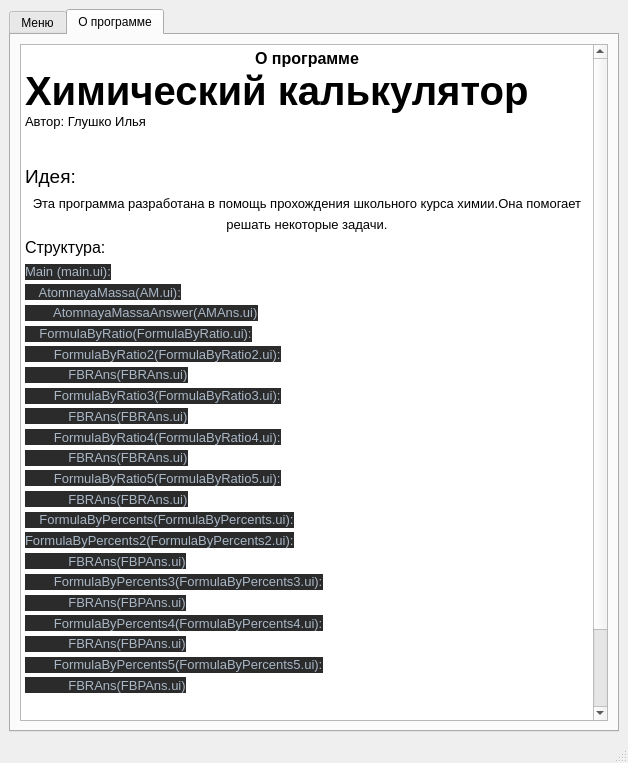
Before: the Qt Designer form main.ui in GlushkoIlya/Chemical-calculator, drawn with Qt 5.
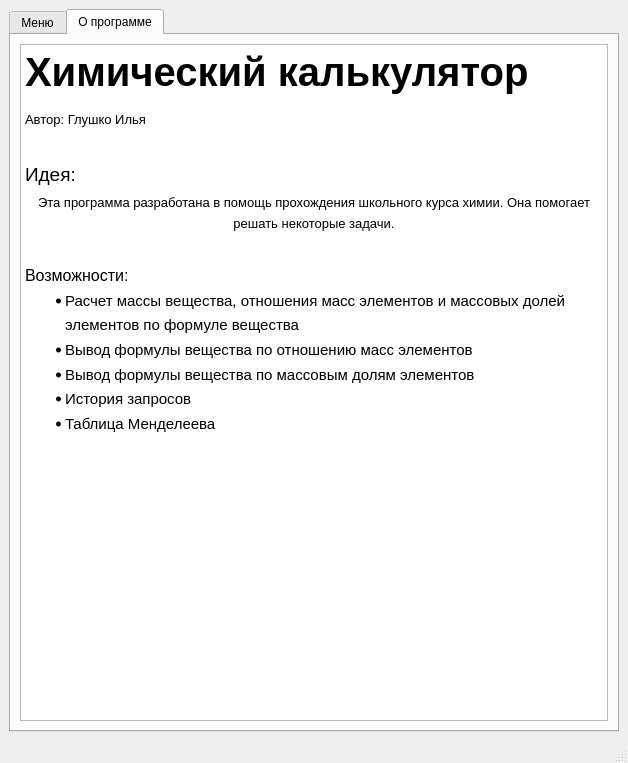
After: the same form once the commit is applied. The open tabs and pages were chosen to show the change.

```diff
--- a/main.ui
+++ b/main.ui
@@ -85,36 +85,18 @@
 &lt;html&gt;&lt;head&gt;&lt;meta name=&quot;qrichtext&quot; content=&quot;1&quot; /&gt;&lt;style type=&quot;text/css&quot;&gt;
 p, li { white-space: pre-wrap; }
 &lt;/style&gt;&lt;/head&gt;&lt;body style=&quot; font-family:'Cantarell'; font-size:10pt; font-weight:400; font-style:normal;&quot;&gt;
-&lt;p align=&quot;center&quot; style=&quot; margin-top:0px; margin-bottom:0px; margin-left:0px; margin-right:0px; -qt-block-indent:0; text-indent:0px;&quot;&gt;&lt;span style=&quot; font-family:'Cantarell'; font-size:12pt; font-weight:600;&quot;&gt;О программе&lt;/span&gt;&lt;/p&gt;
-&lt;p style=&quot; margin-top:0px; margin-bottom:0px; margin-left:0px; margin-right:0px; -qt-block-indent:0; text-indent:0px;&quot;&gt;&lt;a name=&quot;docs-internal-guid-abf605b9-7fff-f7a9-618e-a32eb16c2079&quot;&gt;&lt;/a&gt;&lt;span style=&quot; font-family:'Roboto Mono','monospace'; font-size:30pt; font-weight:696; color:#000000; background-color:transparent;&quot;&gt;Х&lt;/span&gt;&lt;span style=&quot; font-family:'Roboto Mono','monospace'; font-size:30pt; font-weight:696; color:#000000; background-color:transparent;&quot;&gt;имический калькулятор&lt;/span&gt;&lt;/p&gt;
+&lt;p style=&quot; margin-top:0px; margin-bottom:0px; margin-left:0px; margin-right:0px; -qt-block-indent:0; text-indent:0px; line-height:138%;&quot;&gt;&lt;a name=&quot;docs-internal-guid-3b73a9ec-7fff-84f1-c0c2-8d6fa189adbf&quot;&gt;&lt;/a&gt;&lt;span style=&quot; font-family:'Roboto Mono','monospace'; font-size:30pt; font-weight:696; color:#000000; background-color:transparent;&quot;&gt;Х&lt;/span&gt;&lt;span style=&quot; font-family:'Roboto Mono','monospace'; font-size:30pt; font-weight:696; color:#000000; background-color:transparent;&quot;&gt;имический калькулятор&lt;/span&gt;&lt;/p&gt;
 &lt;p style=&quot; margin-top:0px; margin-bottom:0px; margin-left:0px; margin-right:0px; -qt-block-indent:0; text-indent:0px; line-height:138%;&quot;&gt;&lt;span style=&quot; font-family:'Roboto Mono','monospace'; color:#000000; background-color:transparent;&quot;&gt;Автор: Глушко Илья&lt;/span&gt;&lt;/p&gt;
 &lt;p style=&quot; margin-top:0px; margin-bottom:0px; margin-left:0px; margin-right:0px; -qt-block-indent:0; text-indent:0px;&quot;&gt;&lt;span style=&quot; font-family:'Cantarell';&quot;&gt;&lt;br /&gt;&lt;/span&gt;&lt;/p&gt;
 &lt;p style=&quot; margin-top:0px; margin-bottom:0px; margin-left:0px; margin-right:0px; -qt-block-indent:0; text-indent:0px; line-height:138%;&quot;&gt;&lt;span style=&quot; font-family:'Roboto Mono','monospace'; font-size:14pt; color:#000000; background-color:transparent;&quot;&gt;Идея: &lt;/span&gt;&lt;/p&gt;
-&lt;p align=&quot;center&quot; style=&quot; margin-top:0px; margin-bottom:0px; margin-left:0px; margin-right:0px; -qt-block-indent:0; text-indent:0px; line-height:138%;&quot;&gt;&lt;span style=&quot; font-family:'Roboto Mono','monospace'; color:#000000; background-color:transparent;&quot;&gt;Эта программа разработана в помощь прохождения школьного курса химии.Она помогает решать некоторые задачи.&lt;/span&gt;&lt;/p&gt;
-&lt;p style=&quot; margin-top:0px; margin-bottom:0px; margin-left:0px; margin-right:0px; -qt-block-indent:0; text-indent:0px; line-height:138%;&quot;&gt;&lt;span style=&quot; font-family:'Roboto Mono','monospace'; font-size:12pt; color:#000000; background-color:transparent;&quot;&gt;Структура:&lt;/span&gt;&lt;/p&gt;
-&lt;p style=&quot; margin-top:0px; margin-bottom:0px; margin-left:0px; margin-right:0px; -qt-block-indent:0; text-indent:0px; line-height:138%;&quot;&gt;&lt;span style=&quot; font-family:'Roboto Mono','monospace'; color:#a9b7c6; background-color:#2b2b2b;&quot;&gt;Main (main.ui):&lt;/span&gt;&lt;/p&gt;
-&lt;p style=&quot; margin-top:0px; margin-bottom:0px; margin-left:0px; margin-right:0px; -qt-block-indent:0; text-indent:0px; line-height:138%;&quot;&gt;&lt;span style=&quot; font-family:'Roboto Mono','monospace'; color:#a9b7c6; background-color:#2b2b2b;&quot;&gt;    AtomnayaMassa(AM.ui):&lt;/span&gt;&lt;/p&gt;
-&lt;p style=&quot; margin-top:0px; margin-bottom:0px; margin-left:0px; margin-right:0px; -qt-block-indent:0; text-indent:0px; line-height:138%;&quot;&gt;&lt;span style=&quot; font-family:'Roboto Mono','monospace'; color:#a9b7c6; background-color:#2b2b2b;&quot;&gt;        AtomnayaMassaAnswer(AMAns.ui)&lt;/span&gt;&lt;/p&gt;
-&lt;p style=&quot; margin-top:0px; margin-bottom:0px; margin-left:0px; margin-right:0px; -qt-block-indent:0; text-indent:0px; line-height:138%;&quot;&gt;&lt;span style=&quot; font-family:'Roboto Mono','monospace'; color:#a9b7c6; background-color:#2b2b2b;&quot;&gt;    FormulaByRatio(FormulaByRatio.ui):&lt;/span&gt;&lt;/p&gt;
-&lt;p style=&quot; margin-top:0px; margin-bottom:0px; margin-left:0px; margin-right:0px; -qt-block-indent:0; text-indent:0px; line-height:138%;&quot;&gt;&lt;span style=&quot; font-family:'Roboto Mono','monospace'; color:#a9b7c6; background-color:#2b2b2b;&quot;&gt;        FormulaByRatio2(FormulaByRatio2.ui):&lt;/span&gt;&lt;/p&gt;
-&lt;p style=&quot; margin-top:0px; margin-bottom:0px; margin-left:0px; margin-right:0px; -qt-block-indent:0; text-indent:0px; line-height:138%;&quot;&gt;&lt;span style=&quot; font-family:'Roboto Mono','monospace'; color:#a9b7c6; background-color:#2b2b2b;&quot;&gt;            FBRAns(FBRAns.ui)&lt;/span&gt;&lt;/p&gt;
-&lt;p style=&quot; margin-top:0px; margin-bottom:0px; margin-left:0px; margin-right:0px; -qt-block-indent:0; text-indent:0px; line-height:138%;&quot;&gt;&lt;span style=&quot; font-family:'Roboto Mono','monospace'; color:#a9b7c6; background-color:#2b2b2b;&quot;&gt;        FormulaByRatio3(FormulaByRatio3.ui):&lt;/span&gt;&lt;/p&gt;
-&lt;p style=&quot; margin-top:0px; margin-bottom:0px; margin-left:0px; margin-right:0px; -qt-block-indent:0; text-indent:0px; line-height:138%;&quot;&gt;&lt;span style=&quot; font-family:'Roboto Mono','monospace'; color:#a9b7c6; background-color:#2b2b2b;&quot;&gt;            FBRAns(FBRAns.ui)&lt;/span&gt;&lt;/p&gt;
-&lt;p style=&quot; margin-top:0px; margin-bottom:0px; margin-left:0px; margin-right:0px; -qt-block-indent:0; text-indent:0px; line-height:138%;&quot;&gt;&lt;span style=&quot; font-family:'Roboto Mono','monospace'; color:#a9b7c6; background-color:#2b2b2b;&quot;&gt;        FormulaByRatio4(FormulaByRatio4.ui):&lt;br /&gt;            FBRAns(FBRAns.ui)&lt;/span&gt;&lt;/p&gt;
-&lt;p style=&quot; margin-top:0px; margin-bottom:0px; margin-left:0px; margin-right:0px; -qt-block-indent:0; text-indent:0px; line-height:138%;&quot;&gt;&lt;span style=&quot; font-family:'Roboto Mono','monospace'; color:#a9b7c6; background-color:#2b2b2b;&quot;&gt;        FormulaByRatio5(FormulaByRatio5.ui):&lt;/span&gt;&lt;/p&gt;
-&lt;p style=&quot; margin-top:0px; margin-bottom:0px; margin-left:0px; margin-right:0px; -qt-block-indent:0; text-indent:0px; line-height:138%;&quot;&gt;&lt;span style=&quot; font-family:'Roboto Mono','monospace'; color:#a9b7c6; background-color:#2b2b2b;&quot;&gt;            FBRAns(FBRAns.ui)&lt;/span&gt;&lt;/p&gt;
-&lt;p style=&quot; margin-top:0px; margin-bottom:0px; margin-left:0px; margin-right:0px; -qt-block-indent:0; text-indent:0px; line-height:138%;&quot;&gt;&lt;span style=&quot; font-family:'Roboto Mono','monospace'; color:#a9b7c6; background-color:#2b2b2b;&quot;&gt;    FormulaByPercents(FormulaByPercents.ui):&lt;/span&gt;&lt;/p&gt;
-&lt;p style=&quot; margin-top:0px; margin-bottom:0px; margin-left:0px; margin-right:0px; -qt-block-indent:0; text-indent:0px; line-height:138%;&quot;&gt;&lt;span style=&quot; font-family:'Roboto Mono','monospace'; color:#a9b7c6; background-color:#2b2b2b;&quot;&gt;FormulaByPercents2(FormulaByPercents2.ui):&lt;/span&gt;&lt;/p&gt;
-&lt;p style=&quot; margin-top:0px; margin-bottom:0px; margin-left:0px; margin-right:0px; -qt-block-indent:0; text-indent:0px; line-height:138%;&quot;&gt;&lt;span style=&quot; font-family:'Roboto Mono','monospace'; color:#a9b7c6; background-color:#2b2b2b;&quot;&gt;            FBRAns(FBPAns.ui)&lt;/span&gt;&lt;/p&gt;
-&lt;p style=&quot; margin-top:0px; margin-bottom:0px; margin-left:0px; margin-right:0px; -qt-block-indent:0; text-indent:0px; line-height:138%;&quot;&gt;&lt;span style=&quot; font-family:'Roboto Mono','monospace'; color:#a9b7c6; background-color:#2b2b2b;&quot;&gt;        FormulaByPercents3(FormulaByPercents3.ui):&lt;/span&gt;&lt;/p&gt;
-&lt;p style=&quot; margin-top:0px; margin-bottom:0px; margin-left:0px; margin-right:0px; -qt-block-indent:0; text-indent:0px; line-height:138%;&quot;&gt;&lt;span style=&quot; font-family:'Roboto Mono','monospace'; color:#a9b7c6; background-color:#2b2b2b;&quot;&gt;            FBRAns(FBPAns.ui)&lt;/span&gt;&lt;/p&gt;
-&lt;p style=&quot; margin-top:0px; margin-bottom:0px; margin-left:0px; margin-right:0px; -qt-block-indent:0; text-indent:0px; line-height:138%;&quot;&gt;&lt;span style=&quot; font-family:'Roboto Mono','monospace'; color:#a9b7c6; background-color:#2b2b2b;&quot;&gt;        FormulaByPercents4(FormulaByPercents4.ui):&lt;br /&gt;            FBRAns(FBPAns.ui)&lt;/span&gt;&lt;/p&gt;
-&lt;p style=&quot; margin-top:0px; margin-bottom:0px; margin-left:0px; margin-right:0px; -qt-block-indent:0; text-indent:0px; line-height:138%;&quot;&gt;&lt;span style=&quot; font-family:'Roboto Mono','monospace'; color:#a9b7c6; background-color:#2b2b2b;&quot;&gt;        FormulaByPercents5(FormulaByPercents5.ui):&lt;/span&gt;&lt;/p&gt;
-&lt;p style=&quot; margin-top:0px; margin-bottom:0px; margin-left:0px; margin-right:0px; -qt-block-indent:0; text-indent:0px; line-height:138%;&quot;&gt;&lt;span style=&quot; font-family:'Roboto Mono','monospace'; color:#a9b7c6; background-color:#2b2b2b;&quot;&gt;            FBRAns(FBPAns.ui)&lt;/span&gt;&lt;/p&gt;
+&lt;p align=&quot;center&quot; style=&quot; margin-top:0px; margin-bottom:0px; margin-left:0px; margin-right:0px; -qt-block-indent:0; text-indent:0px; line-height:138%;&quot;&gt;&lt;span style=&quot; font-family:'Roboto Mono','monospace'; color:#000000; background-color:transparent;&quot;&gt;Эта программа разработана в помощь прохождения школьного курса химии. Она помогает решать некоторые задачи.&lt;/span&gt;&lt;/p&gt;
 &lt;p style=&quot; margin-top:0px; margin-bottom:0px; margin-left:0px; margin-right:0px; -qt-block-indent:0; text-indent:0px;&quot;&gt;&lt;span style=&quot; font-family:'Cantarell';&quot;&gt;&lt;br /&gt;&lt;/span&gt;&lt;/p&gt;
-&lt;p style=&quot; margin-top:0px; margin-bottom:0px; margin-left:0px; margin-right:0px; -qt-block-indent:0; text-indent:0px; line-height:138%;&quot;&gt;&lt;span style=&quot; font-family:'Roboto Mono','monospace'; font-size:12pt; color:#000000; background-color:transparent;&quot;&gt;Необходимые библиотеки:&lt;/span&gt;&lt;/p&gt;
-&lt;ul style=&quot;margin-top: 0px; margin-bottom: 0px; margin-left: 0px; margin-right: 0px; -qt-list-indent: 1;&quot;&gt;&lt;li style=&quot; font-family:'Cantarell'; font-size:12pt; color:#000000; background-color:transparent;&quot; style=&quot; margin-top:0px; margin-bottom:0px; margin-left:0px; margin-right:0px; -qt-block-indent:0; text-indent:0px; line-height:138%;&quot;&gt;PyQt5&lt;/li&gt;
-&lt;li style=&quot; font-family:'Cantarell'; font-size:12pt; color:#000000; background-color:transparent;&quot; style=&quot; margin-top:0px; margin-bottom:0px; margin-left:0px; margin-right:0px; -qt-block-indent:0; text-indent:0px; line-height:138%;&quot;&gt;sys&lt;/li&gt;&lt;/ul&gt;&lt;/body&gt;&lt;/html&gt;</string>
+&lt;p style=&quot; margin-top:0px; margin-bottom:0px; margin-left:0px; margin-right:0px; -qt-block-indent:0; text-indent:0px; line-height:138%;&quot;&gt;&lt;span style=&quot; font-family:'Roboto Mono','monospace'; font-size:12pt; color:#000000; background-color:transparent;&quot;&gt;Возможности:&lt;/span&gt;&lt;/p&gt;
+&lt;ul style=&quot;margin-top: 0px; margin-bottom: 0px; margin-left: 0px; margin-right: 0px; -qt-list-indent: 1;&quot;&gt;&lt;li style=&quot; font-family:'Cantarell'; font-size:11pt; color:#000000; background-color:transparent;&quot; style=&quot; margin-top:0px; margin-bottom:0px; margin-left:0px; margin-right:0px; -qt-block-indent:0; text-indent:0px; line-height:138%;&quot;&gt;Расчет массы вещества, отношения масс элементов и массовых долей элементов по формуле вещества&lt;/li&gt;
+&lt;li style=&quot; font-family:'Cantarell'; font-size:11pt; color:#000000; background-color:transparent;&quot; style=&quot; margin-top:0px; margin-bottom:0px; margin-left:0px; margin-right:0px; -qt-block-indent:0; text-indent:0px; line-height:138%;&quot;&gt;Вывод формулы вещества по отношению масс элементов&lt;/li&gt;
+&lt;li style=&quot; font-family:'Cantarell'; font-size:11pt; color:#000000; background-color:transparent;&quot; style=&quot; margin-top:0px; margin-bottom:0px; margin-left:0px; margin-right:0px; -qt-block-indent:0; text-indent:0px; line-height:138%;&quot;&gt;Вывод формулы вещества по массовым долям элементов&lt;/li&gt;
+&lt;li style=&quot; font-family:'Cantarell'; font-size:11pt; color:#000000; background-color:transparent;&quot; style=&quot; margin-top:0px; margin-bottom:0px; margin-left:0px; margin-right:0px; -qt-block-indent:0; text-indent:0px; line-height:138%;&quot;&gt;История запросов&lt;/li&gt;
+&lt;li style=&quot; font-family:'Cantarell'; font-size:11pt; color:#000000; background-color:transparent;&quot; style=&quot; margin-top:0px; margin-bottom:0px; margin-left:0px; margin-right:0px; -qt-block-indent:0; text-indent:0px; line-height:138%;&quot;&gt;Таблица Менделеева&lt;/li&gt;&lt;/ul&gt;&lt;/body&gt;&lt;/html&gt;</string>
           </property>
          </widget>
         </item>
```
Left out of the diff: 2 changed lines with no effect on the pictures.
